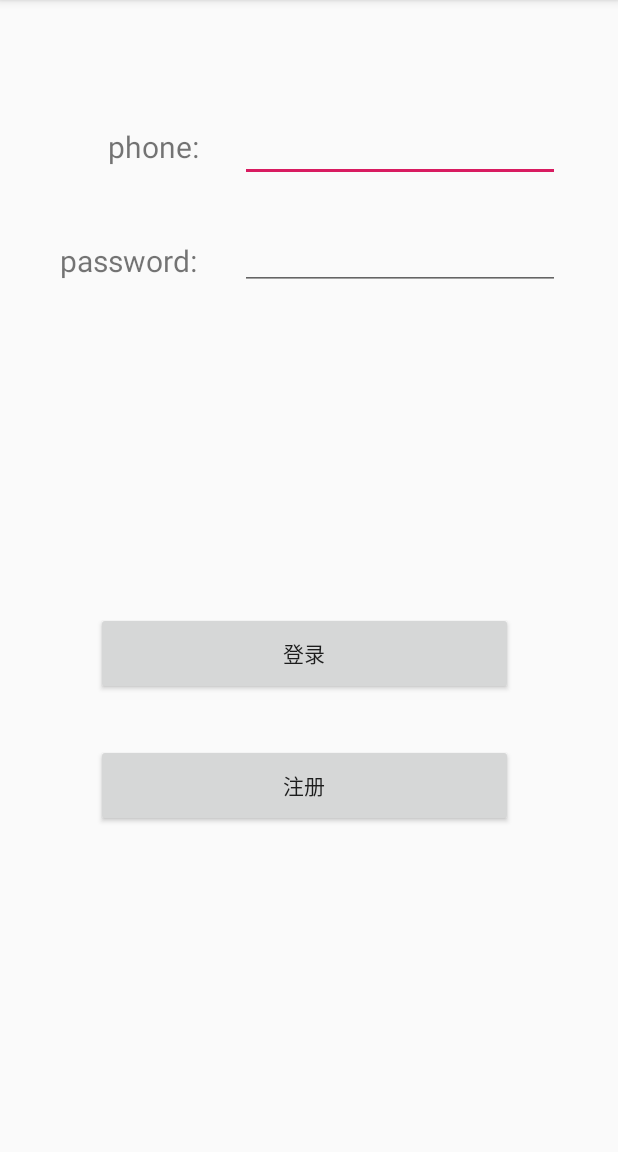
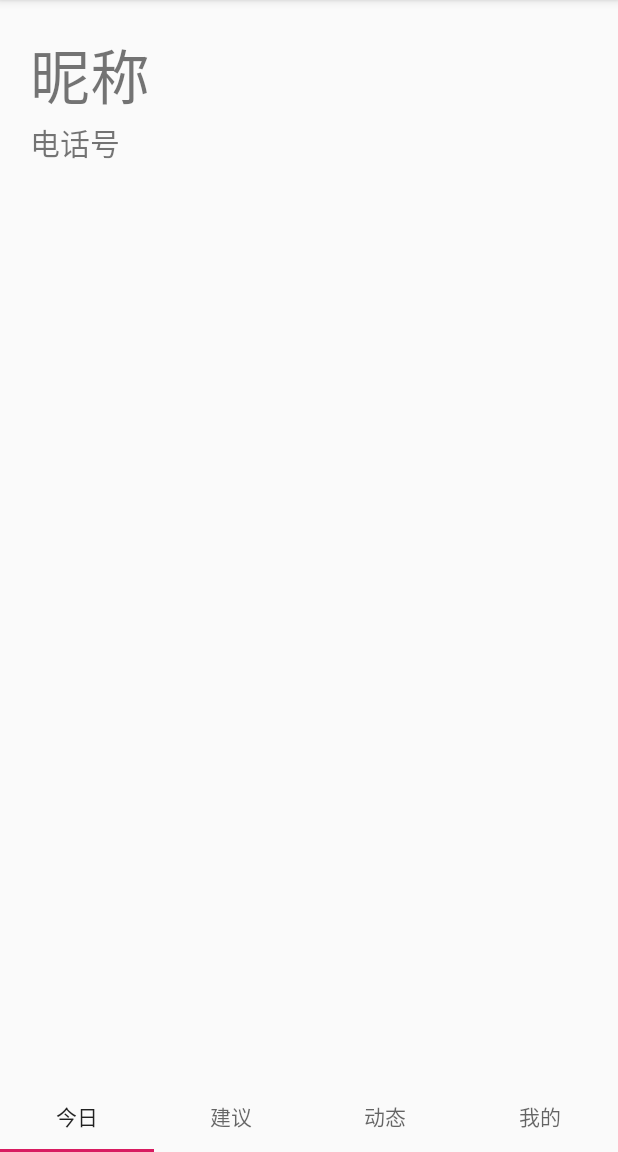
Before and after one commit to xieyushansun/Meiquan, an Android app: the screen it shows after launch (MainActivity before the commit, TabActivity after it), on a phone screen of 412 x 824 dp, the part 84-1236 px from its top. Run offline under Robolectric (Android 15) with nearby library versions, the light colour scheme and no system bars; our stand-ins replace ButterKnife; libraries missing offline, so code that uses them is left out: com.lzy.okgo; 1 statement that could not run was skipped.

Commit message:
完成了tab，使用的fragment

```diff
--- a/app/build.gradle
+++ b/app/build.gradle
@@ -31,6 +31,7 @@ dependencies {
     implementation fileTree(include: ['*.jar'], dir: 'libs')
     implementation 'androidx.appcompat:appcompat:1.1.0-alpha04'
     implementation 'androidx.constraintlayout:constraintlayout:1.1.3'
+    implementation 'androidx.legacy:legacy-support-v4:1.0.0-beta01'
     testImplementation 'junit:junit:4.12'
     androidTestImplementation 'androidx.test:runner:1.2.0-alpha03'
     androidTestImplementation 'androidx.test.espresso:espresso-core:3.2.0-alpha03'
@@ -38,4 +39,5 @@ dependencies {
     implementation 'com.jakewharton:butterknife:10.1.0'
     annotationProcessor 'com.jakewharton:butterknife-compiler:10.1.0'
     implementation 'com.google.code.gson:gson:2.8.5'
+    implementation 'com.google.android.material:material:1.0.0'
 }
--- a/app/src/main/AndroidManifest.xml
+++ b/app/src/main/AndroidManifest.xml
@@ -15,9 +15,9 @@
         android:theme="@style/AppTheme"
         android:usesCleartextTraffic="true"
         tools:ignore="GoogleAppIndexingWarning">
-        <activity android:name=".registActivity"></activity>
-        <activity android:name=".TabActivity" />
-        <activity android:name=".MainActivity">
+        <activity android:name=".Activity.registActivity"></activity>
+        <activity android:name=".Activity.TabActivity" />
+        <activity android:name=".Activity.MainActivity">
             <intent-filter>
                 <action android:name="android.intent.action.MAIN" />
 
--- a/app/src/main/java/com/example/meiquan/MainActivity.java
+++ b/app/src/main/java/com/example/meiquan/Activity/MainActivity.java
@@ -1,4 +1,4 @@
-package com.example.meiquan;
+package com.example.meiquan.Activity;
 
 import androidx.appcompat.app.AppCompatActivity;
 import butterknife.BindView;
@@ -10,6 +10,8 @@ import android.os.Bundle;
 import android.widget.EditText;
 import android.widget.Toast;
 
+import com.example.meiquan.R;
+import com.example.meiquan.Urls;
 import com.lzy.okgo.OkGo;
 import com.lzy.okgo.callback.StringCallback;
 import com.lzy.okgo.model.Response;
@@ -52,9 +54,9 @@ public class MainActivity extends AppCompatActivity {
     protected void onCreate(Bundle savedInstanceState) {
         super.onCreate(savedInstanceState);
         setContentView(R.layout.activity_main);
-
         // 绑定视图
         ButterKnife.bind(this);
+        startActivity(new Intent(MainActivity.this, TabActivity.class));
     }
 
     /**
--- /dev/null
+++ b/app/src/main/java/com/example/meiquan/Activity/TabActivity.java
@@ -0,0 +1,64 @@
+package com.example.meiquan.Activity;
+
+import androidx.appcompat.app.AppCompatActivity;
+import androidx.fragment.app.Fragment;
+import androidx.fragment.app.FragmentPagerAdapter;
+import androidx.viewpager.widget.ViewPager;
+
+import android.os.Bundle;
+
+import com.example.meiquan.Fragment.MyInfoFragment;
+import com.example.meiquan.R;
+import com.google.android.material.tabs.TabLayout;
+
+import java.util.ArrayList;
+import java.util.List;
+
+public class TabActivity extends AppCompatActivity {
+    TabLayout mytab;
+    ViewPager mViewPager;
+    List<String> mTitle;
+    List<Fragment> mFragment;
+
+    @Override
+    protected void onCreate(final Bundle savedInstanceState) {
+        super.onCreate(savedInstanceState);
+        setContentView(R.layout.activity_tab);
+
+        mytab = (TabLayout) findViewById(R.id.tabLayout);
+        mViewPager = (ViewPager) findViewById(R.id.viewpager);
+
+        mTitle = new ArrayList<>();
+        mTitle.add("今日");
+        mTitle.add("建议");
+        mTitle.add("动态");
+        mTitle.add("我的");
+
+        mFragment = new ArrayList<>();
+        mFragment.add(new MyInfoFragment());
+        mFragment.add(new Fragment());
+        mFragment.add(new Fragment());
+        mFragment.add(new Fragment());
+
+        mViewPager.setAdapter(new FragmentPagerAdapter(getSupportFragmentManager()) {
+            @Override
+            public Fragment getItem(int position) {
+                return mFragment.get(position);
+            }
+
+            @Override
+            public int getCount() {
+                return mFragment.size();
+            }
+
+            @Override
+            public CharSequence getPageTitle(int position) {
+                return mTitle.get(position);
+            }
+        });
+
+        mytab.setupWithViewPager(mViewPager);
+
+    }
+
+}
--- a/app/src/main/java/com/example/meiquan/registActivity.java
+++ b/app/src/main/java/com/example/meiquan/Activity/registActivity.java
@@ -1,4 +1,4 @@
-package com.example.meiquan;
+package com.example.meiquan.Activity;
 
 import androidx.appcompat.app.AppCompatActivity;
 import butterknife.BindView;
@@ -9,6 +9,8 @@ import android.os.Bundle;
 import android.widget.EditText;
 import android.widget.Toast;
 
+import com.example.meiquan.R;
+import com.example.meiquan.Urls;
 import com.lzy.okgo.OkGo;
 import com.lzy.okgo.callback.StringCallback;
 import com.lzy.okgo.model.Response;
--- /dev/null
+++ b/app/src/main/java/com/example/meiquan/Fragment/MyInfoFragment.java
@@ -0,0 +1,47 @@
+package com.example.meiquan.Fragment;
+
+import android.os.Bundle;
+import android.view.LayoutInflater;
+import android.view.View;
+import android.view.ViewGroup;
+import android.widget.Button;
+import android.widget.ListView;
+import android.widget.SimpleAdapter;
+import android.widget.Toast;
+
+import com.example.meiquan.R;
+
+import java.util.List;
+import java.util.Map;
+
+import androidx.annotation.NonNull;
+import androidx.annotation.Nullable;
+import androidx.fragment.app.Fragment;
+import butterknife.BindView;
+import butterknife.ButterKnife;
+import butterknife.OnClick;
+
+public class MyInfoFragment extends Fragment {
+    @BindView(R.id.btn_test) Button btn_test;
+
+    @Nullable
+    @Override
+    public View onCreateView(@NonNull LayoutInflater inflater, @Nullable ViewGroup container, @Nullable Bundle savedInstanceState) {
+        //return super.onCreateView(inflater, container, savedInstanceState);
+        View view = inflater.inflate(R.layout.fragment_my_info, container, false);
+        /*SimpleAdapter sim_adapter;
+        List<Map<String, Object>> datalist;
+        ListView listView_mainmenu;*/
+        ButterKnife.bind(this, view);
+
+
+        return view;
+    }
+
+    @OnClick (R.id.btn_test) void test(){
+        showToast("cs");
+    }
+    void showToast(String msg) {
+        Toast.makeText(getContext(), msg, Toast.LENGTH_SHORT).show();
+    }
+}
--- a/app/src/main/java/com/example/meiquan/TabActivity.java
+++ /dev/null
@@ -1,14 +0,0 @@
-package com.example.meiquan;
-
-import androidx.appcompat.app.AppCompatActivity;
-
-import android.os.Bundle;
-
-public class TabActivity extends AppCompatActivity {
-
-    @Override
-    protected void onCreate(Bundle savedInstanceState) {
-        super.onCreate(savedInstanceState);
-        setContentView(R.layout.activity_tab);
-    }
-}
--- a/app/src/main/java/com/example/meiquan/Urls.java
+++ b/app/src/main/java/com/example/meiquan/Urls.java
@@ -1,7 +1,10 @@
 package com.example.meiquan;
 
 public class Urls {
-    public static String HOST = "http://10.19.242.28:8080";//192.168.0.41
+    public static String HOST = "http://192.168.0.47:8080";
+    // a9 star 192.168.43.77
+    // library 10.19.242.28
+    // cckj 192.168.0.47
     public static String HOSTWEB = HOST + "/meiquanWebApp";
     public static String LoginServlet = HOSTWEB + "/LoginServlet";
     public static String RegistServlet = HOSTWEB + "/RegistServlet";
--- a/app/src/main/res/layout/activity_main.xml
+++ b/app/src/main/res/layout/activity_main.xml
@@ -4,7 +4,7 @@
     xmlns:tools="http://schemas.android.com/tools"
     android:layout_width="match_parent"
     android:layout_height="match_parent"
-    tools:context=".MainActivity">
+    tools:context=".Activity.MainActivity">
 
     <TextView
         android:id="@+id/tv_phone"
--- a/app/src/main/res/layout/activity_regist.xml
+++ b/app/src/main/res/layout/activity_regist.xml
@@ -4,7 +4,7 @@
     xmlns:tools="http://schemas.android.com/tools"
     android:layout_width="match_parent"
     android:layout_height="match_parent"
-    tools:context=".MainActivity">
+    tools:context=".Activity.MainActivity">
 
     <TextView
         android:id="@+id/tv_password2"
--- a/app/src/main/res/layout/activity_tab.xml
+++ b/app/src/main/res/layout/activity_tab.xml
@@ -1,11 +1,20 @@
 <?xml version="1.0" encoding="utf-8"?>
 <LinearLayout xmlns:android="http://schemas.android.com/apk/res/android"
     android:layout_width="match_parent"
-    android:layout_height="match_parent">
-    <TextView
-        android:layout_margin="20dp"
-        android:textSize="30sp"
-        android:layout_width="wrap_content"
-        android:layout_height="wrap_content"
-        android:text="登录成功"/>
+    android:layout_height="wrap_content"
+    android:orientation="vertical">
+    <androidx.viewpager.widget.ViewPager
+        android:id="@+id/viewpager"
+        android:layout_width="match_parent"
+        android:layout_height="0dp"
+        android:layout_weight="1"
+        >
+    </androidx.viewpager.widget.ViewPager>
+
+    <com.google.android.material.tabs.TabLayout
+        android:id="@+id/tabLayout"
+        android:layout_width="match_parent"
+        android:layout_height="match_parent"
+        >
+    </com.google.android.material.tabs.TabLayout>
 </LinearLayout>
--- /dev/null
+++ b/app/src/main/res/layout/fragment_my_info.xml
@@ -0,0 +1,54 @@
+<?xml version="1.0" encoding="utf-8"?>
+<androidx.appcompat.widget.LinearLayoutCompat xmlns:android="http://schemas.android.com/apk/res/android"
+    xmlns:app="http://schemas.android.com/apk/res-auto"
+    xmlns:tools="http://schemas.android.com/tools"
+    android:layout_width="match_parent"
+    android:layout_height="match_parent"
+    tools:context=".Fragment.MyInfoFragment"
+    android:orientation="vertical">
+    <LinearLayout
+        android:layout_width="match_parent"
+        android:layout_height="0dp"
+        android:orientation="horizontal"
+        android:layout_weight="1">
+        <ImageView
+            android:id="@+id/imageView"
+            android:layout_width="wrap_content"
+            android:layout_height="wrap_content"
+            tools:layout_editor_absoluteX="0dp"
+            tools:layout_editor_absoluteY="0dp"
+            tools:src="@tools:sample/avatars" />
+        <LinearLayout
+            android:layout_width="wrap_content"
+            android:layout_height="wrap_content"
+            android:orientation="vertical"
+            android:layout_margin="20dp">
+            <TextView
+                android:id="@+id/tv_nickname"
+                android:layout_width="wrap_content"
+                android:layout_height="wrap_content"
+                android:text="昵称"
+                android:textSize="40sp"
+                tools:layout_editor_absoluteX="203dp"
+                tools:layout_editor_absoluteY="74dp" />
+
+            <TextView
+                android:id="@+id/tv_phone"
+                android:layout_width="wrap_content"
+                android:layout_height="wrap_content"
+                android:text="电话号"
+                android:textSize="20sp"
+                tools:layout_editor_absoluteX="203dp"
+                tools:layout_editor_absoluteY="32dp" />
+        </LinearLayout>
+    </LinearLayout>
+    <ListView
+        android:layout_width="match_parent"
+        android:layout_height="0dp"
+        android:layout_weight="4">
+
+    </ListView>
+
+
+
+</androidx.appcompat.widget.LinearLayoutCompat>
--- a/app/src/main/res/values/strings.xml
+++ b/app/src/main/res/values/strings.xml
@@ -1,3 +1,6 @@
 <resources>
     <string name="app_name">Meiquan</string>
+
+    <!-- TODO: Remove or change this placeholder text -->
+    <string name="hello_blank_fragment">Hello blank fragment</string>
 </resources>
```
